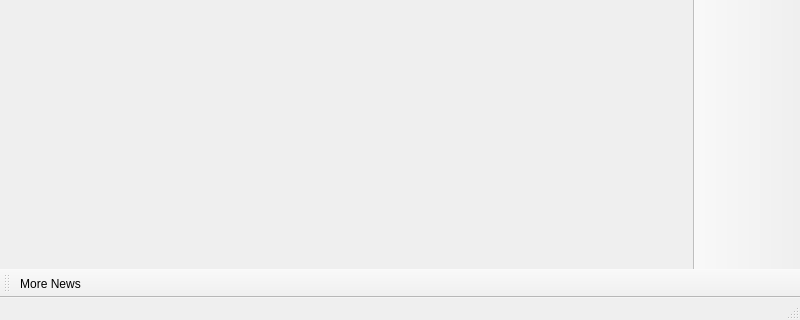
Before: the Qt Designer form launcher/ui/MainWindow.ui in SpikyMC/SpikyMC, drawn with Qt 5; both pictures show x 0 to 800 and y 280 to 600 of the 800 by 600 pixel window.
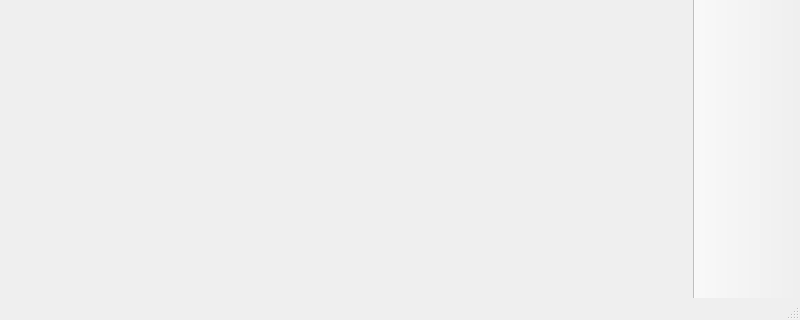
After: the same form once the commit is applied. Icons and pictures are not drawn. Custom widgets are drawn as their Qt base class.

What changed in the file:
```diff
--- a/launcher/ui/MainWindow.ui
+++ b/launcher/ui/MainWindow.ui
@@ -59,33 +59,6 @@
    <addaction name="actionCAT"/>
    <addaction name="actionAccountsButton"/>
   </widget>
-  <widget class="QToolBar" name="newsToolBar">
-   <property name="windowTitle">
-    <string>News Toolbar</string>
-   </property>
-   <property name="allowedAreas">
-    <set>Qt::ToolBarArea::BottomToolBarArea|Qt::ToolBarArea::TopToolBarArea</set>
-   </property>
-   <property name="iconSize">
-    <size>
-     <width>16</width>
-     <height>16</height>
-    </size>
-   </property>
-   <property name="toolButtonStyle">
-    <enum>Qt::ToolButtonStyle::ToolButtonTextBesideIcon</enum>
-   </property>
-   <property name="floatable">
-    <bool>false</bool>
-   </property>
-   <attribute name="toolBarArea">
-    <enum>BottomToolBarArea</enum>
-   </attribute>
-   <attribute name="toolBarBreak">
-    <bool>false</bool>
-   </attribute>
-   <addaction name="actionMoreNews"/>
-  </widget>
   <widget class="WideBar" name="instanceToolBar">
    <property name="windowTitle">
     <string>Instance Toolbar</string>
@@ -233,17 +206,6 @@
    <addaction name="accountsMenu"/>
    <addaction name="helpMenu"/>
   </widget>
-  <action name="actionMoreNews">
-   <property name="icon">
-    <iconset theme="news"/>
-   </property>
-   <property name="text">
-    <string>More News...</string>
-   </property>
-   <property name="toolTip">
-    <string>Open the development blog to read more news about %1.</string>
-   </property>
-  </action>
   <action name="actionCAT">
    <property name="checkable">
     <bool>true</bool>
```
Left out of the diff: 13 changed lines with no effect on the pictures.
